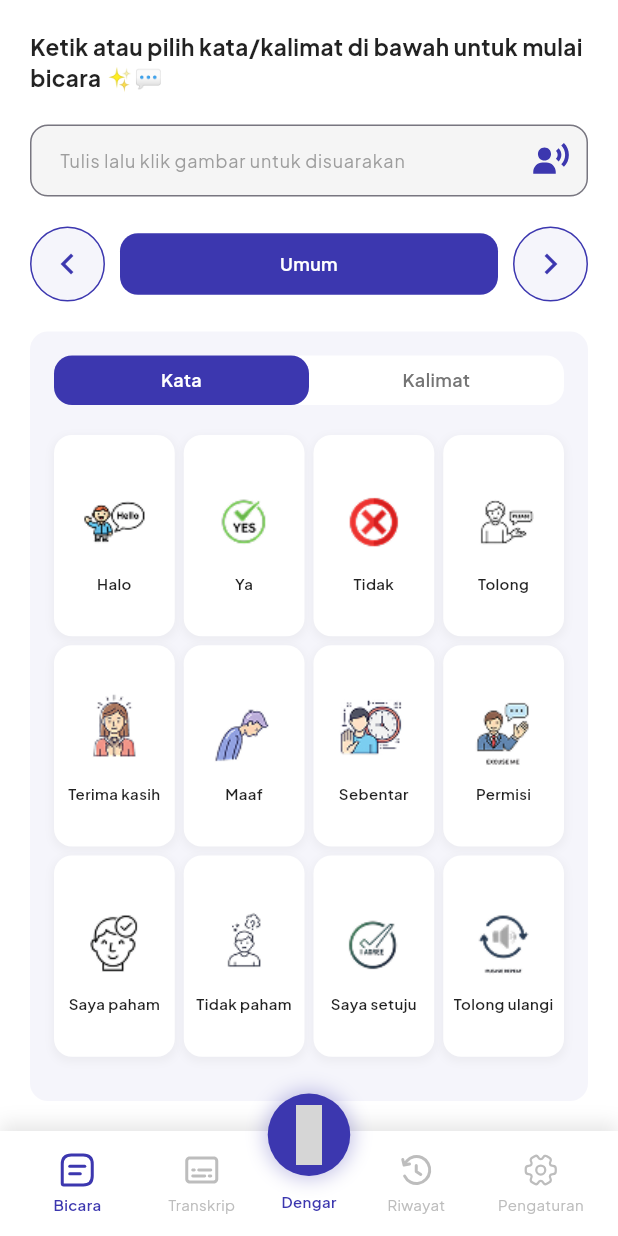
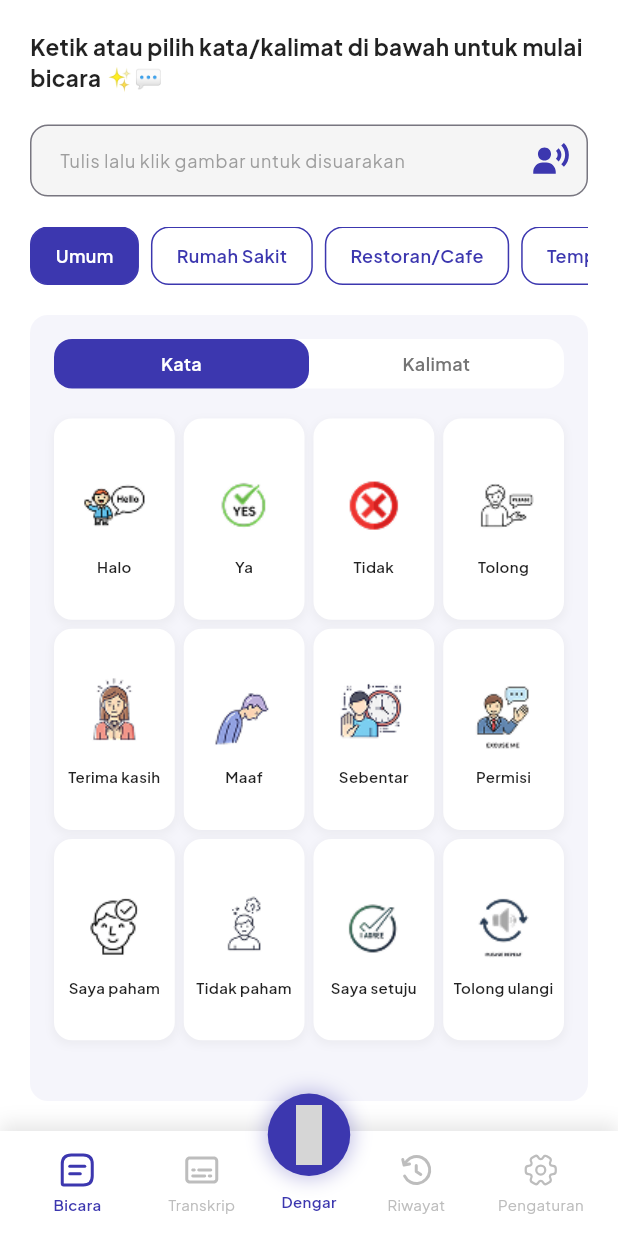
Before and after one commit to emrsyah/Swarana, a Flutter app: the screen it shows after launch, on a phone screen of 412 x 824 dp. Run offline on Flutter 3.47's test engine with Material 3 defaults, Android fonts, the phone set to English and light mode, and no system bars; our stand-ins replace flutter_svg, flutter_tts, hexcolor, iconsax_plus, speech_to_text; missing offline and left inert: flutter_portal; grey boxes are pictures that could not be loaded.

Commit message:
Update dependencies and implement text-to-speech functionality in BoardPage

```diff
--- a/lib/features/board/presentation/pages/board_page.dart
+++ b/lib/features/board/presentation/pages/board_page.dart
@@ -1,7 +1,9 @@
+import 'dart:async';
+
 import 'package:flutter/material.dart';
 import 'package:flutter_svg/flutter_svg.dart';
+import 'package:flutter_tts/flutter_tts.dart';
 import 'package:hexcolor/hexcolor.dart';
-import 'package:iconsax_plus/iconsax_plus.dart';
 import '../../../../common/constant/assets.dart';
 import '../widgets/word_board.dart';
 import '../../domain/entities/word_item.dart';
@@ -15,6 +17,7 @@ class BoardPage extends StatefulWidget {
 
 class _BoardPageState extends State<BoardPage> {
   final TextEditingController _textController = TextEditingController();
+  late final FlutterTts _flutterTts;
   int _currentTemplateIndex = 0;
 
   // Template data - organized for easy extension
@@ -241,6 +244,13 @@ class _BoardPageState extends State<BoardPage> {
 
   TemplateData get _currentTemplate => _templates[_currentTemplateIndex];
 
+  @override
+  void initState() {
+    super.initState();
+    _flutterTts = FlutterTts();
+    unawaited(_configureTts());
+  }
+
   void _addTextToInput(String text) {
     final currentText = _textController.text;
     if (currentText.isEmpty) {
@@ -250,21 +260,22 @@ class _BoardPageState extends State<BoardPage> {
     }
   }
 
-  void _navigateToNextTemplate() {
-    setState(() {
-      _currentTemplateIndex = (_currentTemplateIndex + 1) % _templates.length;
-    });
+  Future<void> _configureTts() async {
+    await _flutterTts.setLanguage('id-ID');
+    await _flutterTts.setSpeechRate(0.5);
   }
 
-  void _navigateToPreviousTemplate() {
-    setState(() {
-      _currentTemplateIndex = (_currentTemplateIndex - 1 + _templates.length) % _templates.length;
-    });
+  Future<void> _speakCurrentInput() async {
+    final text = _textController.text.trim();
+    if (text.isEmpty) return;
+    await _flutterTts.stop();
+    await _flutterTts.speak(text);
   }
 
   @override
   void dispose() {
     _textController.dispose();
+    unawaited(_flutterTts.stop());
     super.dispose();
   }
 
@@ -302,53 +313,23 @@ class _BoardPageState extends State<BoardPage> {
                     ),
                     suffixIcon: IconButton(
                       icon: SvgPicture.asset(IconAssets.userVoice, color: HexColor('#3C37AF'), height: 30),
-                      onPressed: () {
-                        print('mic button pressed');
-                        // Add your mic button logic here
+                      onPressed: () async {
+                        await _speakCurrentInput();
                       },
                     ),
                   ),
                 ),
               ),
               const SizedBox(height: 20),
-              Row(
-                mainAxisAlignment: MainAxisAlignment.spaceBetween,
-                children: [
-                  Container(
-                    decoration: BoxDecoration(
-                      shape: BoxShape.circle,
-                      color: HexColor('#3C37AF').withOpacity(0.05),
-                      border: Border.all(color: HexColor('#3C37AF'), width: 1),
-                    ),
-                    child: IconButton(
-                      onPressed: _navigateToPreviousTemplate,
-                      icon: Icon(Icons.chevron_left, color: HexColor('#3C37AF'), size: 28),
-                    ),
-                  ),
-                  Expanded(
-                    child: Container(
-                      margin: const EdgeInsets.symmetric(horizontal: 10),
-                      padding: const EdgeInsets.symmetric(vertical: 12),
-                      decoration: BoxDecoration(color: HexColor('#3C37AF'), borderRadius: BorderRadius.circular(12)),
-                      child: Text(
-                        _currentTemplate.type.displayName,
-                        textAlign: TextAlign.center,
-                        style: const TextStyle(color: Colors.white, fontSize: 12, fontWeight: FontWeight.w600),
-                      ),
-                    ),
-                  ),
-                  Container(
-                    decoration: BoxDecoration(
-                      shape: BoxShape.circle,
-                      color: HexColor('#3C37AF').withOpacity(0.05),
-                      border: Border.all(color: HexColor('#3C37AF'), width: 1),
-                    ),
-                    child: IconButton(
-                      onPressed: _navigateToNextTemplate,
-                      icon: Icon(Icons.chevron_right, color: HexColor('#3C37AF'), size: 28),
-                    ),
-                  ),
-                ],
+              _TemplateSelector(
+                templates: _templates,
+                currentIndex: _currentTemplateIndex,
+                onSelected: (index) {
+                  if (index == _currentTemplateIndex) return;
+                  setState(() {
+                    _currentTemplateIndex = index;
+                  });
+                },
               ),
               const SizedBox(height: 20),
               Expanded(
@@ -369,3 +350,49 @@ class _BoardPageState extends State<BoardPage> {
     );
   }
 }
+
+class _TemplateSelector extends StatelessWidget {
+  const _TemplateSelector({required this.templates, required this.currentIndex, required this.onSelected});
+
+  final List<TemplateData> templates;
+  final int currentIndex;
+  final ValueChanged<int> onSelected;
+
+  @override
+  Widget build(BuildContext context) {
+    final HexColor primary = HexColor('#3C37AF');
+    return SingleChildScrollView(
+      scrollDirection: Axis.horizontal,
+      child: Row(
+        children: templates.asMap().entries.map((entry) {
+          final index = entry.key;
+          final template = entry.value;
+          final bool isSelected = index == currentIndex;
+          return Padding(
+            padding: const EdgeInsets.only(right: 8),
+            child: GestureDetector(
+              onTap: () => onSelected(index),
+              child: AnimatedContainer(
+                duration: const Duration(milliseconds: 150),
+                padding: const EdgeInsets.symmetric(vertical: 10, horizontal: 16),
+                decoration: BoxDecoration(
+                  color: isSelected ? primary : Colors.transparent,
+                  borderRadius: BorderRadius.circular(12),
+                  border: Border.all(color: primary),
+                ),
+                child: Text(
+                  template.type.displayName,
+                  style: TextStyle(
+                    color: isSelected ? Colors.white : primary,
+                    fontSize: 12,
+                    fontWeight: FontWeight.w600,
+                  ),
+                ),
+              ),
+            ),
+          );
+        }).toList(),
+      ),
+    );
+  }
+}
--- a/pubspec.yaml
+++ b/pubspec.yaml
@@ -41,6 +41,8 @@ dependencies:
   speech_to_text:
   loading_animation_widget: ^1.3.0
   intl: ^0.20.2
+  google_generative_ai: ^0.4.4
+  flutter_tts: ^4.2.3
 
 
 dev_dependencies:
```
Also changed, not shown: pubspec.lock, 5 other files.
